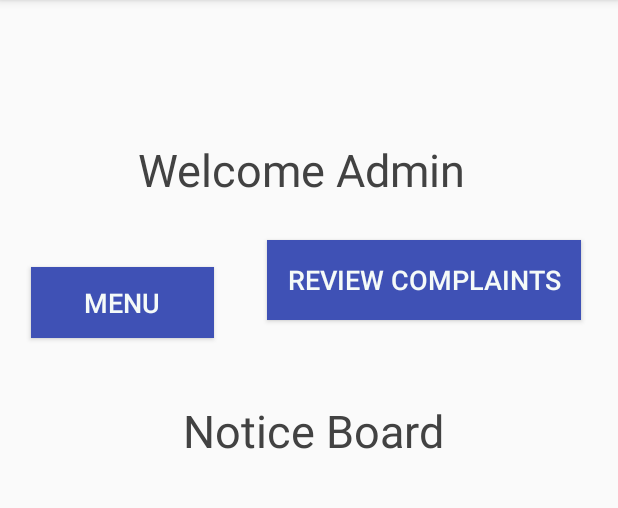
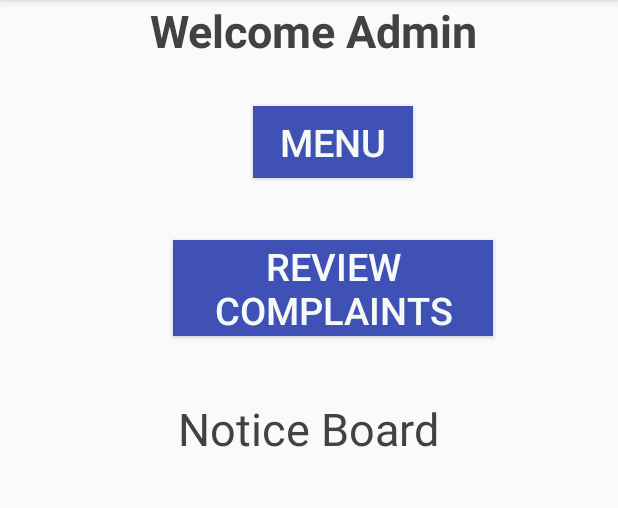
Before and after one commit to border-b/Hall-Management, an Android app: the WelcomeAdmin screen opened directly, with no data from a screen before it, on a phone screen of 412 x 824 dp, the part 84-592 px from its top. Run offline under Robolectric (Android 15) with nearby library versions, the phone set to English and light mode, and no system bars.

Commit message:
Layout change

```diff
--- a/app/src/main/res/layout/activity_welcome_admin.xml
+++ b/app/src/main/res/layout/activity_welcome_admin.xml
@@ -9,77 +9,91 @@
     tools:context=".MainActivity">
 
 
-    <androidx.constraintlayout.widget.ConstraintLayout
+    <LinearLayout
         android:layout_width="match_parent"
         android:layout_height="match_parent"
+        android:orientation="vertical"
         tools:context=".WelcomeAdmin">
+
+        <LinearLayout
+            android:layout_width="match_parent"
+            android:layout_gravity="center"
+            android:orientation="vertical"
+            android:layout_height="wrap_content">
 
         <TextView
             android:id="@+id/textView22"
-            android:layout_width="239dp"
-            android:layout_height="48dp"
-            android:layout_marginStart="84dp"
-            android:layout_marginTop="102dp"
-            android:layout_marginEnd="88dp"
-            android:layout_marginBottom="17dp"
+            android:layout_width="wrap_content"
+            android:layout_height="wrap_content"
+            android:gravity="center"
+            android:layout_gravity="center_horizontal"
             android:text=" Welcome Admin"
             android:textColor="@color/cardview_dark_background"
-            android:textSize="30sp"
-            app:layout_constraintBottom_toTopOf="@+id/button16"
-            app:layout_constraintEnd_toEndOf="parent"
-            app:layout_constraintStart_toStartOf="parent"
-            app:layout_constraintTop_toTopOf="parent" />
-
+            android:textSize="30dp"
+            android:textStyle="bold"
+            />
+        </LinearLayout>
+        <LinearLayout
+            android:layout_width="match_parent"
+            android:layout_gravity="center"
+            android:orientation="vertical"
+            android:layout_height="wrap_content">
         <Button
             android:id="@+id/button15"
-            android:layout_width="122dp"
-            android:layout_height="47dp"
-            android:layout_marginStart="25dp"
-            android:layout_marginTop="31dp"
-            android:layout_marginEnd="25dp"
-            android:layout_marginBottom="35dp"
+            android:layout_width="wrap_content"
+            android:layout_height="wrap_content"
+            android:layout_gravity="center"
             android:background="@color/blue"
-            android:text="Menu"
-            android:textColor="@color/white"
-            android:textSize="18sp"
-            app:layout_constraintBottom_toTopOf="@+id/textView23"
-            app:layout_constraintEnd_toStartOf="@+id/button16"
-            app:layout_constraintStart_toStartOf="parent"
-            app:layout_constraintTop_toBottomOf="@+id/textView22" />
-
-        <Button
-            android:id="@+id/button16"
-            android:layout_width="209dp"
-            android:layout_height="53dp"
-            android:layout_marginStart="10dp"
-            android:layout_marginTop="2dp"
-            android:layout_marginEnd="30dp"
-            android:layout_marginBottom="23dp"
-            android:background="@color/blue"
-            android:text="Review Complaints"
-            android:textColor="@color/white"
-            android:textSize="18sp"
-            app:layout_constraintBottom_toTopOf="@+id/textView23"
-            app:layout_constraintEnd_toEndOf="parent"
-            app:layout_constraintStart_toEndOf="@+id/button15"
-            app:layout_constraintTop_toBottomOf="@+id/textView22" />
-
-        <TextView
-            android:id="@+id/textView23"
-            android:layout_width="213dp"
-            android:layout_height="48dp"
             android:layout_marginStart="107dp"
             android:layout_marginTop="30dp"
             android:layout_marginEnd="91dp"
             android:layout_marginBottom="11dp"
-            android:text="  Notice Board"
+            android:text="   Menu   "
+            android:textColor="@color/white"
+            android:textSize="25dp"
+             />
+        </LinearLayout>
+
+        <LinearLayout
+            android:layout_width="match_parent"
+            android:layout_gravity="center"
+            android:orientation="vertical"
+            android:layout_height="wrap_content">
+        <Button
+            android:id="@+id/button16"
+            android:layout_width="wrap_content"
+            android:layout_height="wrap_content"
+            android:layout_marginStart="107dp"
+            android:layout_marginTop="30dp"
+            android:layout_marginEnd="91dp"
+            android:layout_marginBottom="11dp"
+            android:layout_gravity="center"
+            android:background="@color/blue"
+            android:text="Review Complaints"
+            android:textColor="@color/white"
+            android:textSize="25dp"
+            />
+        </LinearLayout>
+        <LinearLayout
+            android:layout_width="match_parent"
+            android:layout_gravity="center"
+            android:orientation="vertical"
+            android:layout_height="wrap_content">
+        <TextView
+            android:id="@+id/textView23"
+            android:layout_width="wrap_content"
+            android:layout_height="wrap_content"
+            android:layout_gravity="center"
+            android:layout_marginStart="10dp"
+            android:layout_marginTop="30dp"
+            android:layout_marginEnd="10dp"
+            android:layout_marginBottom="11dp"
+            android:text="Notice Board"
             android:textColor="@color/cardview_dark_background"
-            android:textSize="30sp"
-            app:layout_constraintBottom_toTopOf="@+id/scrollView2"
-            app:layout_constraintEnd_toEndOf="parent"
-            app:layout_constraintStart_toStartOf="parent"
-            app:layout_constraintTop_toBottomOf="@+id/button16" />
+            android:textSize="30dp"
+            />
 
+    </LinearLayout>
         <ScrollView
             android:id="@+id/scrollView2"
             android:layout_width="408dp"
@@ -93,7 +107,7 @@
                 android:layout_height="wrap_content"
                 android:orientation="vertical" />
         </ScrollView>
-    </androidx.constraintlayout.widget.ConstraintLayout>
+    </LinearLayout>
     <com.google.android.material.navigation.NavigationView
         android:layout_width="wrap_content"
         android:layout_height="match_parent"
```
